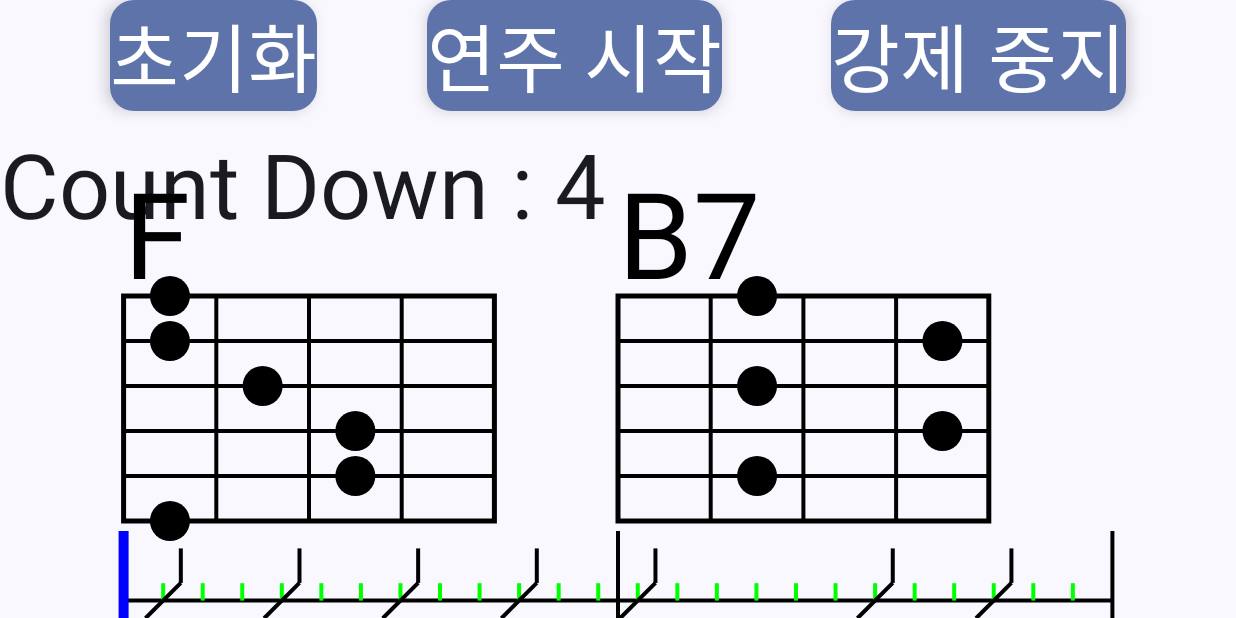
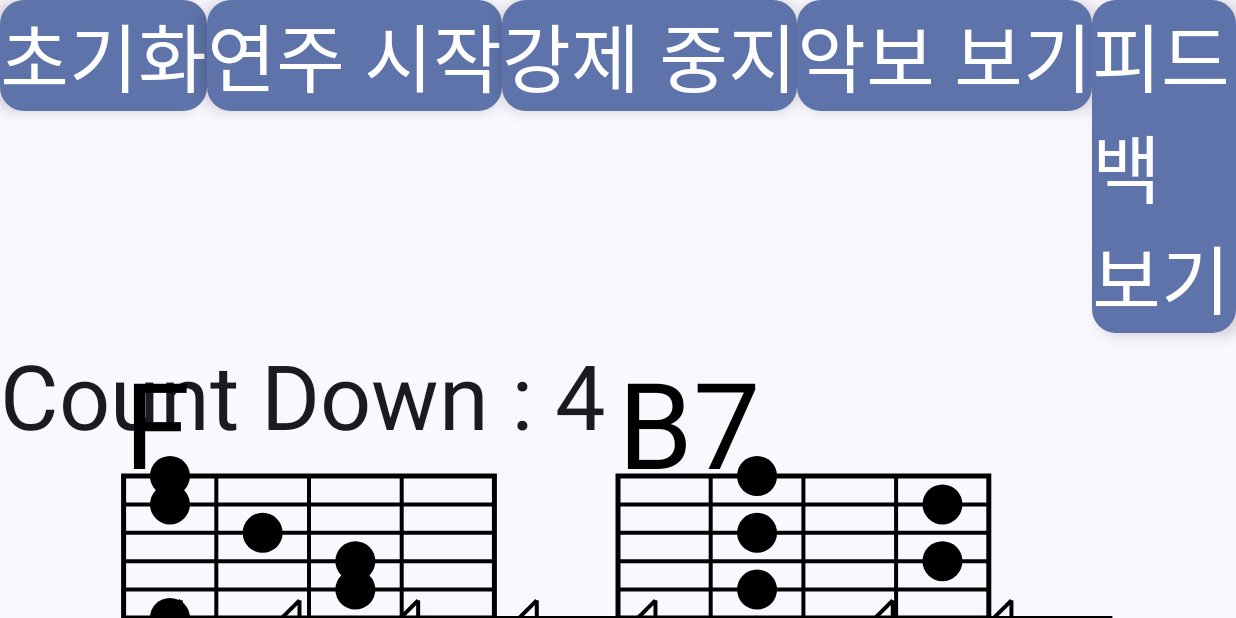
Before and after one commit to sorongosdev/GuitarApp, an Android app built with Jetpack Compose: the screen it shows after launch (MainActivity), on a phone screen of 824 x 412 dp (held sideways). Run offline under Robolectric (Android 15) with nearby library versions, the phone set to English and light mode, and no system bars; libraries missing offline, so code that uses them is left out: com.chaquo.python; 1 statement that could not run was skipped.

Commit message:
원래 악보 보기 / 피드백 보기 기능 구현

```diff
--- a/app/src/main/java/com/example/tarsos_example/MainActivity.kt
+++ b/app/src/main/java/com/example/tarsos_example/MainActivity.kt
@@ -15,7 +15,7 @@ import androidx.compose.foundation.layout.fillMaxSize
 import androidx.compose.material3.MaterialTheme
 import androidx.compose.material3.Surface
 import androidx.compose.material3.Text
-import androidx.compose.runtime.Composable
+import androidx.compose.runtime.*
 import androidx.compose.ui.Modifier
 import androidx.compose.ui.tooling.preview.Preview
 import com.example.tarsos_example.ui.theme.Tarsos_exampleTheme
@@ -34,11 +34,13 @@ import androidx.activity.viewModels
 import androidx.compose.material3.FloatingActionButton
 import androidx.compose.runtime.State
 import androidx.compose.runtime.collectAsState
+import androidx.compose.runtime.mutableStateOf
+import androidx.compose.runtime.remember
+
 import androidx.compose.ui.text.TextStyle
 import androidx.compose.ui.unit.sp
 import com.chaquo.python.Python
 import com.chaquo.python.android.AndroidPlatform
-import com.example.tarsos_example.consts.NoteTypes
 import com.example.tarsos_example.model.MyViewModel
 import java.io.File
 import java.io.IOException
@@ -101,16 +103,17 @@ class MainActivity : ComponentActivity() {
         name: String,
         modifier: Modifier = Modifier
     ) {
+        var showPaintNotes by remember { mutableStateOf(false) }
+
         Column(
             modifier = Modifier.fillMaxSize(),
             verticalArrangement = Arrangement.Top
         ) {
+
             Row(
                 modifier = Modifier.fillMaxWidth(),
                 horizontalArrangement = Arrangement.SpaceEvenly
             ) {
-//                Text(text = "recordSecond: ${recordSecond.value}") // 녹음 시작후 지난 초 표시
-//                Text(text = "barSecond: ${barSecond.value}") // 녹음 시작후 지난 초 표시
 
                 FloatingActionButton(
                     onClick = { viewModel.init() }
@@ -133,6 +136,27 @@ class MainActivity : ComponentActivity() {
                 ) {
                     Text(
                         text = "강제 중지",
+                        style = TextStyle(fontSize = 50.sp)
+                    )
+                }
+                FloatingActionButton(
+                    onClick = {
+                        showPaintNotes = false // 악보 보기 클릭 시 `DrawPaintNotes` 숨기기
+                    }
+
+                ) {
+                    Text(
+                        text = "악보 보기",
+                        style = TextStyle(fontSize = 50.sp)
+                    )
+                }
+                FloatingActionButton(
+                    onClick = {
+                        showPaintNotes = true // 피드백 보기 클릭 시 `DrawPaintNotes` 표시
+                    }
+                ) {
+                    Text(
+                        text = "피드백 보기",
                         style = TextStyle(fontSize = 50.sp)
                     )
                 }
@@ -182,13 +206,15 @@ class MainActivity : ComponentActivity() {
                         .height(200.dp)
                 )
 
-                /**피드백리스트와 정답리스트를 기반으로 다시 노트를 그림*/
+                /**피드백리스트와 정답리스트를 기반으로 사용자가 연주한 노트를 그림*/
+                if (showPaintNotes) {
                     DrawPaintNotes(
                         paintNoteList = paintNoteList.value,
                         modifier = Modifier
                             .fillMaxWidth()
                             .height(200.dp)
                     )
+                }
 
                 DrawProcessBar(
                     seconds = barSecond.value,
```
Lines whose indentation alone changed are shown as unchanged.
